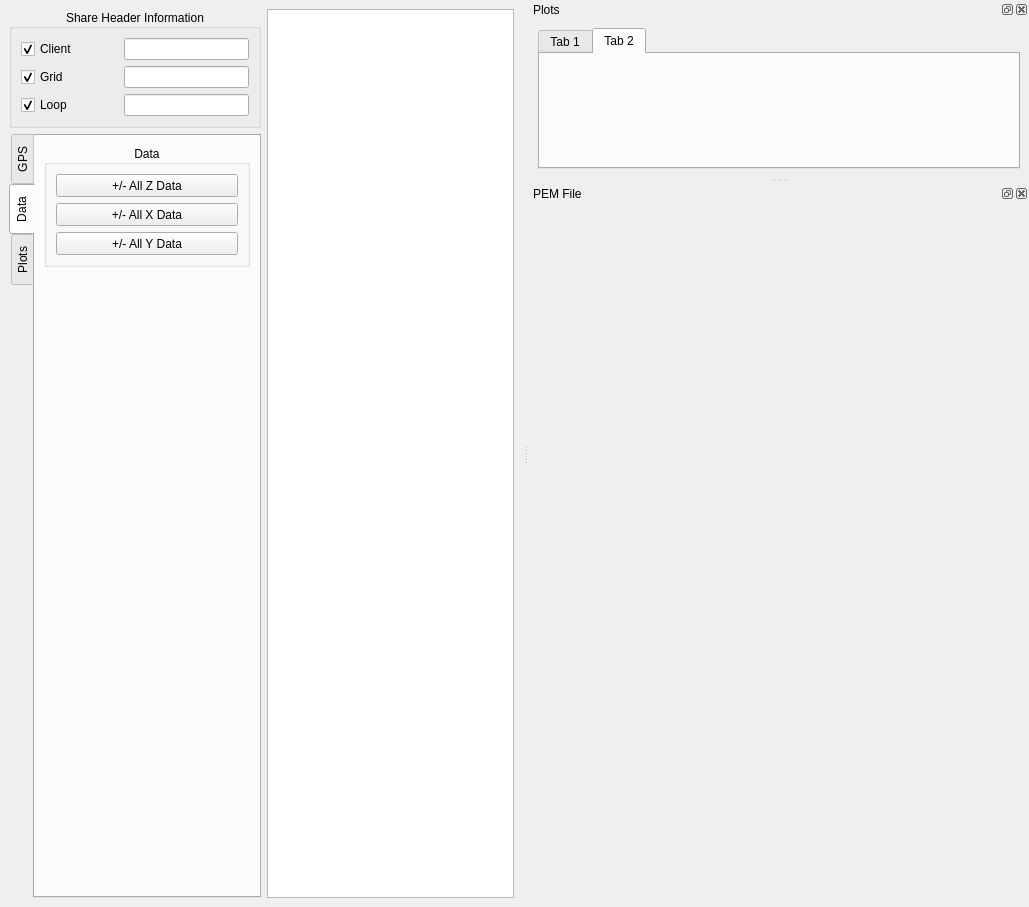
The window that src/qt_ui/pem_editor_window.ui (Eric-Meunier/Processor-Suite) describes before a commit, drawn with Qt 5.
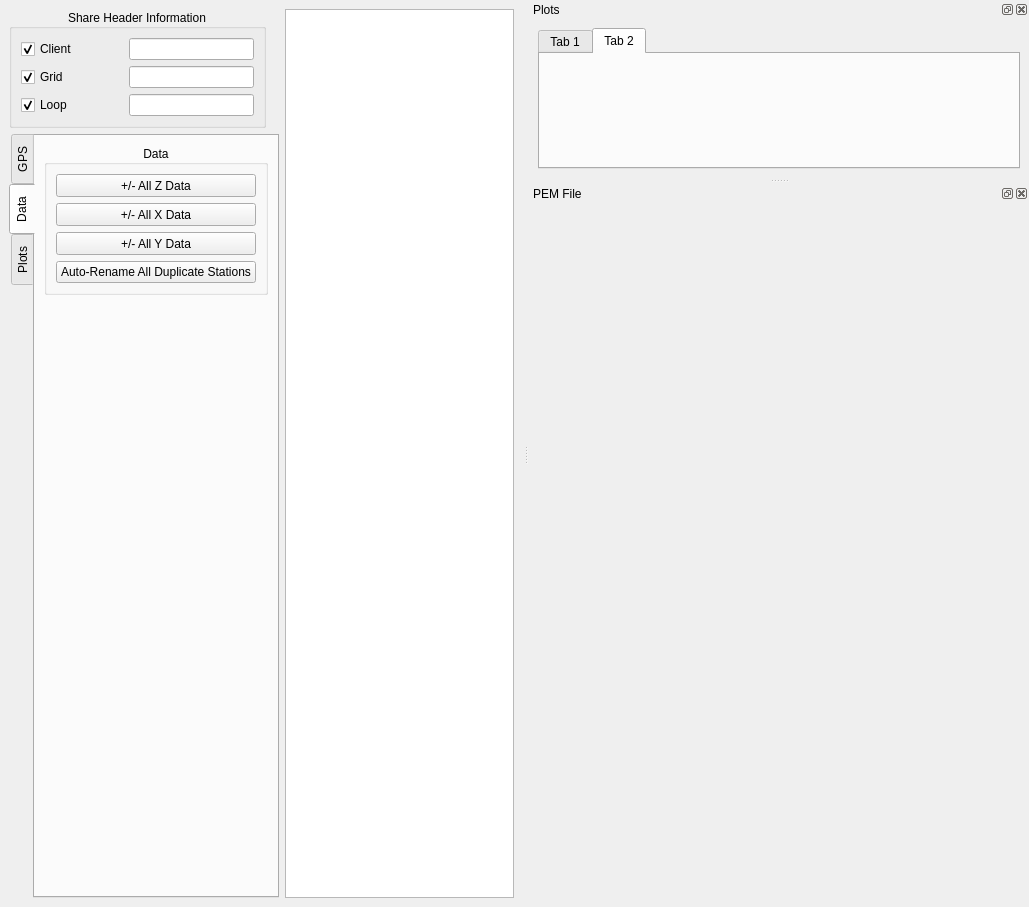
The same window after the commit. The open tabs and pages were chosen to show the change.

Commit message: Added auto-duplication station renaming.

Patch:
```diff
--- a/src/qt_ui/pem_editor_window.ui
+++ b/src/qt_ui/pem_editor_window.ui
@@ -474,6 +474,13 @@
              </property>
             </widget>
            </item>
+           <item>
+            <widget class="QPushButton" name="rename_all_duplicate_stations_btn">
+             <property name="text">
+              <string>Auto-Rename All Duplicate Stations</string>
+             </property>
+            </widget>
+           </item>
           </layout>
          </widget>
         </item>
```
Left out of the diff: 2 changed lines with no effect on the pictures. The commit also changes 4 other files.
